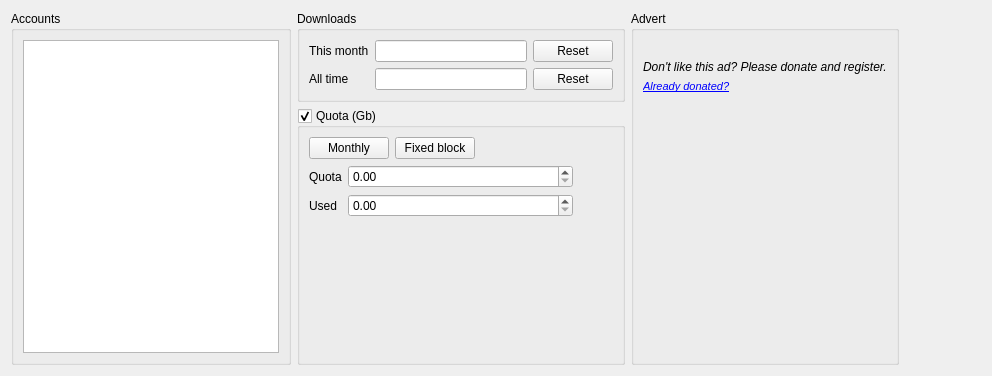
This is app/gui/accounts.ui in ensisoft/newsflash-plus as Qt 5 draws it before an edit. The edited form follows.
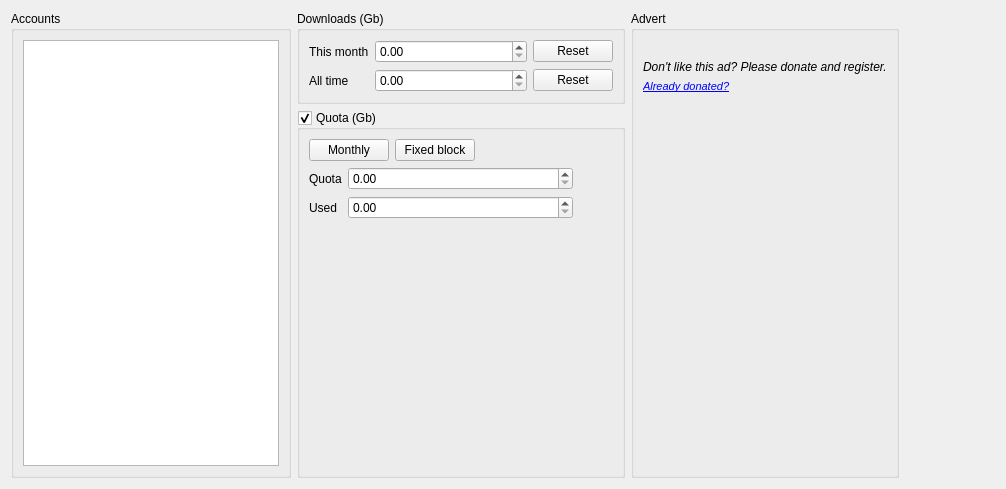
This is the edited form. Icons and pictures are not drawn. Custom widgets are drawn as their Qt base class.

What changed in the file:
```diff
--- a/app/gui/accounts.ui
+++ b/app/gui/accounts.ui
@@ -6,8 +6,8 @@
    <rect>
     <x>0</x>
     <y>0</y>
-    <width>992</width>
-    <height>376</height>
+    <width>1006</width>
+    <height>489</height>
    </rect>
   </property>
   <property name="windowTitle">
@@ -72,28 +72,12 @@
         </size>
        </property>
        <property name="title">
-        <string>Downloads</string>
+        <string>Downloads (Gb)</string>
        </property>
        <property name="flat">
         <bool>false</bool>
        </property>
        <layout class="QGridLayout" name="gridLayout">
-        <item row="0" column="1">
-         <widget class="QLineEdit" name="edtMonth">
-          <property name="enabled">
-           <bool>true</bool>
-          </property>
-          <property name="maximumSize">
-           <size>
-            <width>16777215</width>
-            <height>16777215</height>
-           </size>
-          </property>
-          <property name="readOnly">
-           <bool>true</bool>
-          </property>
-         </widget>
-        </item>
         <item row="1" column="0">
          <widget class="QLabel" name="label_6">
           <property name="text">
@@ -122,10 +106,35 @@
           </property>
          </widget>
         </item>
+        <item row="0" column="1">
+         <widget class="QDoubleSpinBox" name="spinThisMonth">
+          <property name="sizePolicy">
+           <sizepolicy hsizetype="Expanding" vsizetype="Fixed">
+            <horstretch>0</horstretch>
+            <verstretch>0</verstretch>
+           </sizepolicy>
+          </property>
+          <property name="maximum">
+           <double>1000000000.000000000000000</double>
+          </property>
+          <property name="singleStep">
+           <double>0.250000000000000</double>
+          </property>
+         </widget>
+        </item>
         <item row="1" column="1">
-         <widget class="QLineEdit" name="edtAllTime">
-          <property name="readOnly">
-           <bool>true</bool>
+         <widget class="QDoubleSpinBox" name="spinAllTime">
+          <property name="sizePolicy">
+           <sizepolicy hsizetype="Expanding" vsizetype="Fixed">
+            <horstretch>0</horstretch>
+            <verstretch>0</verstretch>
+           </sizepolicy>
+          </property>
+          <property name="maximum">
+           <double>1000000000.000000000000000</double>
+          </property>
+          <property name="singleStep">
+           <double>0.250000000000000</double>
           </property>
          </widget>
         </item>
@@ -192,7 +201,7 @@
           <item>
            <layout class="QGridLayout" name="gridLayout_2">
             <item row="0" column="1">
-             <widget class="QDoubleSpinBox" name="spinTotal">
+             <widget class="QDoubleSpinBox" name="spinQuotaAvail">
               <property name="sizePolicy">
                <sizepolicy hsizetype="Expanding" vsizetype="Fixed">
                 <horstretch>0</horstretch>
@@ -200,7 +209,7 @@
                </sizepolicy>
               </property>
               <property name="maximum">
-               <double>1000000.000000000000000</double>
+               <double>1000001.000000000000000</double>
               </property>
              </widget>
             </item>
@@ -212,7 +221,7 @@
              </widget>
             </item>
             <item row="1" column="1">
-             <widget class="QDoubleSpinBox" name="spinSpent">
+             <widget class="QDoubleSpinBox" name="spinQuotaUsed">
               <property name="sizePolicy">
                <sizepolicy hsizetype="Expanding" vsizetype="Fixed">
                 <horstretch>0</horstretch>
@@ -254,30 +263,17 @@
         <item>
          <layout class="QHBoxLayout" name="horizontalLayout_4">
           <item>
-           <spacer name="horizontalSpacer_5">
-            <property name="orientation">
-             <enum>Qt::Horizontal</enum>
-            </property>
-            <property name="sizeHint" stdset="0">
-             <size>
-              <width>40</width>
-              <height>20</height>
-             </size>
-            </property>
-           </spacer>
-          </item>
-          <item>
-           <widget class="PieView" name="pie" native="true">
+           <widget class="gui::PieView" name="pie" native="true">
             <property name="sizePolicy">
-             <sizepolicy hsizetype="Preferred" vsizetype="Preferred">
+             <sizepolicy hsizetype="MinimumExpanding" vsizetype="MinimumExpanding">
               <horstretch>0</horstretch>
               <verstretch>0</verstretch>
              </sizepolicy>
             </property>
             <property name="minimumSize">
              <size>
-              <width>0</width>
-              <height>0</height>
+              <width>200</width>
+              <height>200</height>
              </size>
             </property>
             <property name="maximumSize">
@@ -288,34 +284,8 @@
             </property>
            </widget>
           </item>
-          <item>
-           <spacer name="horizontalSpacer_3">
-            <property name="orientation">
-             <enum>Qt::Horizontal</enum>
-            </property>
-            <property name="sizeHint" stdset="0">
-             <size>
-              <width>40</width>
-              <height>20</height>
-             </size>
-            </property>
-           </spacer>
-          </item>
          </layout>
         </item>
-        <item>
-         <spacer name="verticalSpacer">
-          <property name="orientation">
-           <enum>Qt::Vertical</enum>
-          </property>
-          <property name="sizeHint" stdset="0">
-           <size>
-            <width>20</width>
-            <height>40</height>
-           </size>
-          </property>
-         </spacer>
-        </item>
        </layout>
       </widget>
      </item>
@@ -455,7 +425,7 @@
  </widget>
  <customwidgets>
   <customwidget>
-   <class>PieView</class>
+   <class>gui::PieView</class>
    <extends>QWidget</extends>
    <header>pieview.h</header>
    <container>1</container>
@@ -463,15 +433,13 @@
  </customwidgets>
  <tabstops>
   <tabstop>listView</tabstop>
-  <tabstop>edtMonth</tabstop>
   <tabstop>btnResetMonth</tabstop>
-  <tabstop>edtAllTime</tabstop>
   <tabstop>btnResetAllTime</tabstop>
   <tabstop>grpQuota</tabstop>
   <tabstop>btnMonthlyQuota</tabstop>
   <tabstop>btnFixedQuota</tabstop>
-  <tabstop>spinTotal</tabstop>
-  <tabstop>spinSpent</tabstop>
+  <tabstop>spinQuotaAvail</tabstop>
+  <tabstop>spinQuotaUsed</tabstop>
  </tabstops>
  <resources>
   <include location="resource.qrc"/>
```
